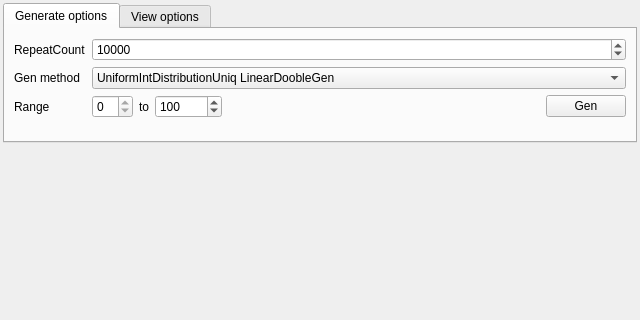
First picture: the form in example/FormMain.ui, repository conelov/RandomUniq, before the edit; both pictures show x 0 to 640 and y 0 to 320 of the 640 by 480 pixel window.
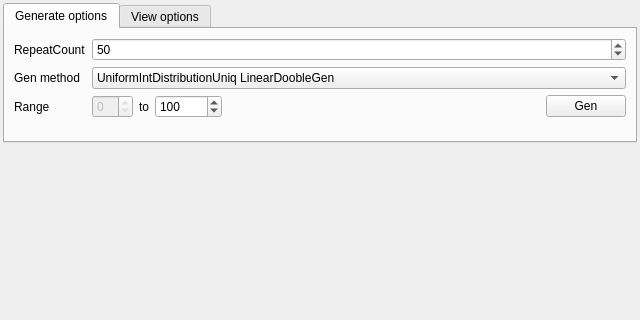
Second picture: the form after the edit. Custom widgets are drawn as their Qt base class.

The edit to the form file:
```diff
--- a/example/FormMain.ui
+++ b/example/FormMain.ui
@@ -55,7 +55,7 @@
            <number>100</number>
           </property>
           <property name="value">
-           <number>10000</number>
+           <number>50</number>
           </property>
          </widget>
         </item>
@@ -87,6 +87,9 @@
          <layout class="QHBoxLayout" name="horizontalLayout_3">
           <item>
            <widget class="QSpinBox" name="sb_rangeMin">
+            <property name="enabled">
+             <bool>false</bool>
+            </property>
             <property name="readOnly">
              <bool>true</bool>
             </property>
```
